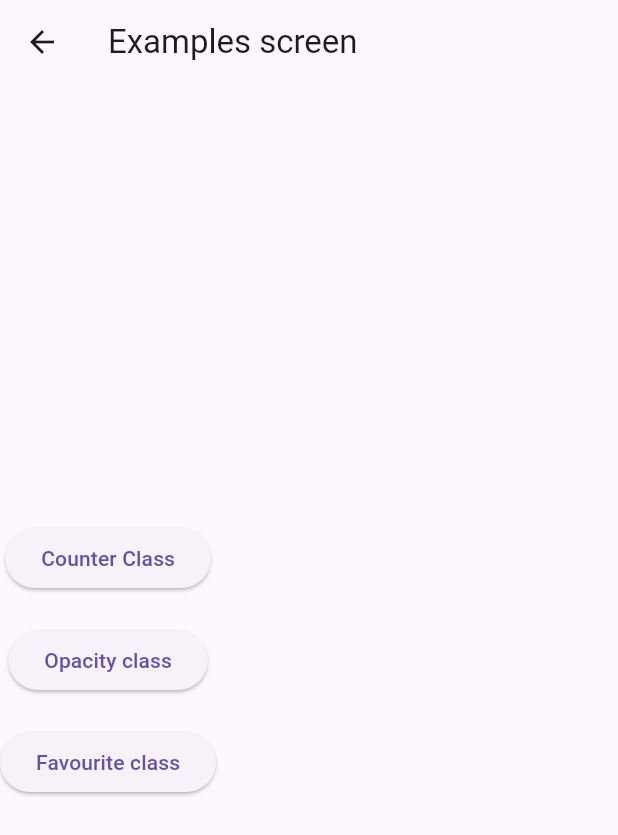
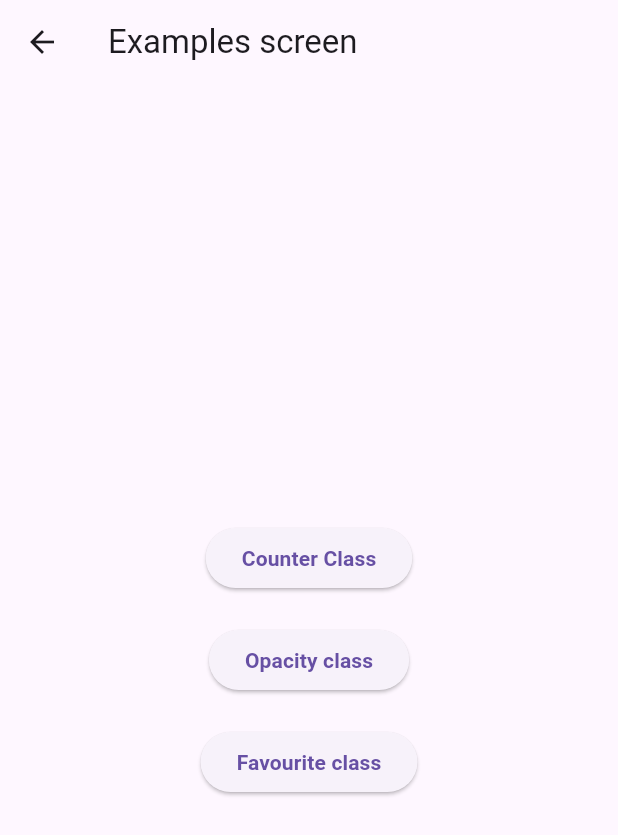
Before and after one commit to TalhaSaleemflutter/getx_statemanagement, a Flutter app: the screen it shows after launch, on a phone screen of 412 x 824 dp. Shown: the top 835 px of the screen. Run offline on Flutter 3.47's test engine with Material 3 defaults, Android fonts, the phone set to English and light mode, and no system bars; our stand-ins replace fluttertoast, get, shared_preferences.

Commit message:
font_changes

```diff
--- a/lib/view/examples/examples.dart
+++ b/lib/view/examples/examples.dart
@@ -17,30 +17,34 @@ class _ExamplesState extends State<Examples> {
   Widget build(BuildContext context) {
     return Scaffold(
       appBar: AppBar(title: Text('Examples screen')),
-      body: Column(
+      body: Center(
+        child: Column(
+
           mainAxisAlignment: MainAxisAlignment.center,
           children: [
             ElevatedButton(
+
               onPressed: () {
                 Get.to(CounterScreen());
               },
-            child: Text('Counter Class'),
+              child: Text('Counter Class', style: TextStyle(fontWeight: FontWeight.bold),),
             ),
             SizedBox(height: 20),
             ElevatedButton(
               onPressed: () {
                 Get.to(OpacityScreen());
               },
-            child: Text('Opacity class'),
+              child: Text('Opacity class',style: TextStyle(fontWeight: FontWeight.bold)),
             ),
             SizedBox(height: 20),
             ElevatedButton(
               onPressed: () {
                 Get.to(Favourite());
               },
-            child: Text('Favourite class'),
+              child: Text('Favourite class',style: TextStyle(fontWeight: FontWeight.bold)),
             ),
           ],
+        ),
       ),
     );
   }
```
Lines whose indentation alone changed are shown as unchanged.
